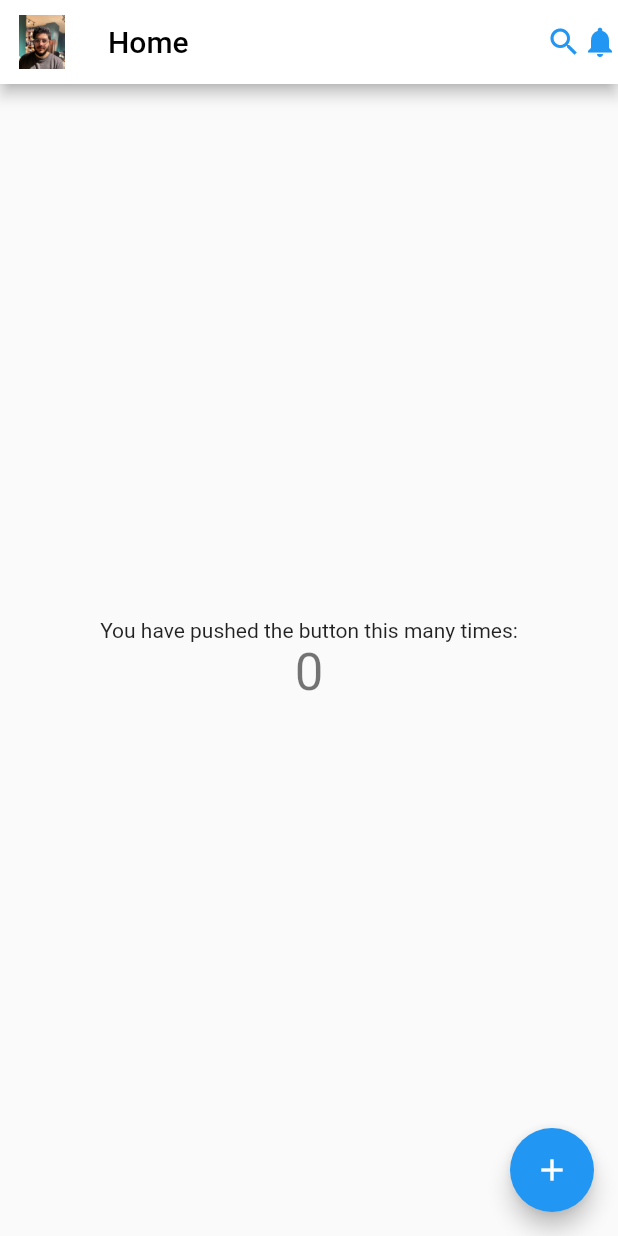
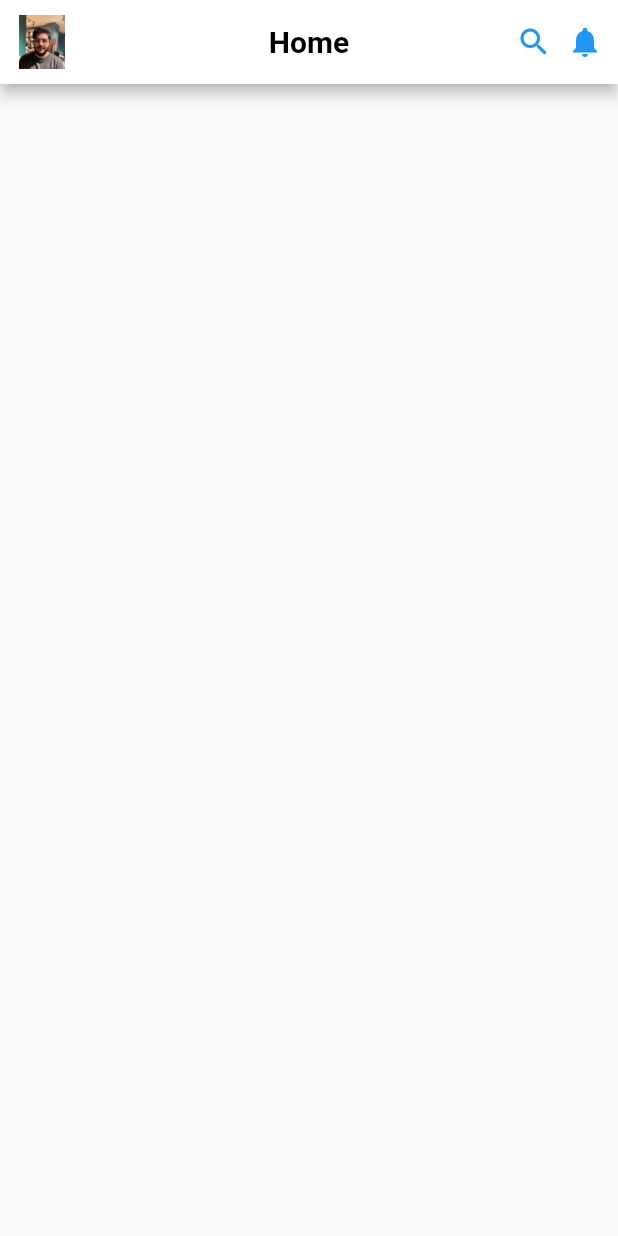
Before and after one commit to tareqshawwasoft/flutter_app, a Flutter app: the screen it shows after launch, on a phone screen of 412 x 824 dp. Run offline on Flutter 3.47's test engine with Material 2 defaults, Android fonts, the phone set to English and light mode, and no system bars; missing offline and left inert: dart:html.

Commit message:
third commit

```diff
--- a/lib/main.dart
+++ b/lib/main.dart
@@ -77,57 +77,31 @@ class _MyHomePageState extends State<MyHomePage> {
       appBar: AppBar(
         // Tareq Marwan Alshawwa 20190221
         // طارق مروان الشوا 20190221
+        centerTitle: true,
 
         backgroundColor: Colors.white,
-        title: const Text('Home',style: TextStyle(fontSize: 20 , color :Colors.black )),
+        title: const Text('Home',
+            style: TextStyle(fontSize: 20 ,
+                fontWeight: FontWeight. bold,
+                color :Colors.black ),
+
+        ),
           leading:
       IconButton(
       icon: Image.asset('assets/images/pic.jpeg'),
-      onPressed: () => exit(0),
+          onPressed: () => exit(0),
           padding:  const EdgeInsets.all(10.0)
       ),
         actions: const [
+          SizedBox(width:10),
           Icon(Icons.search,
-              color:Colors.blue),
+          color: Colors.blue,),
+          SizedBox(width:10),
           Icon(Icons.notifications,
-          color: Colors.blue,)
+          color: Colors.blue),
+          SizedBox(width:10)
         ],
       ),
-      body: Center(
-        // Center is a layout widget. It takes a single child and positions it
-        // in the middle of the parent.
-        child: Column(
-          // Column is also a layout widget. It takes a list of children and
-          // arranges them vertically. By default, it sizes itself to fit its
-          // children horizontally, and tries to be as tall as its parent.
-          //
-          // Invoke "debug painting" (press "p" in the console, choose the
-          // "Toggle Debug Paint" action from the Flutter Inspector in Android
-          // Studio, or the "Toggle Debug Paint" command in Visual Studio Code)
-          // to see the wireframe for each widget.
-          //
-          // Column has various properties to control how it sizes itself and
-          // how it positions its children. Here we use mainAxisAlignment to
-          // center the children vertically; the main axis here is the vertical
-          // axis because Columns are vertical (the cross axis would be
-          // horizontal).
-          mainAxisAlignment: MainAxisAlignment.center,
-          children: <Widget>[
-            const Text(
-              'You have pushed the button this many times:',
-            ),
-            Text(
-              '$_counter',
-              style: Theme.of(context).textTheme.headline4,
-            ),
-          ],
-        ),
-      ),
-      floatingActionButton: FloatingActionButton(
-        onPressed: _incrementCounter,
-        tooltip: 'Increment',
-        child: const Icon(Icons.add),
-      ), // This trailing comma makes auto-formatting nicer for build methods.
     );
   }
 }
```
